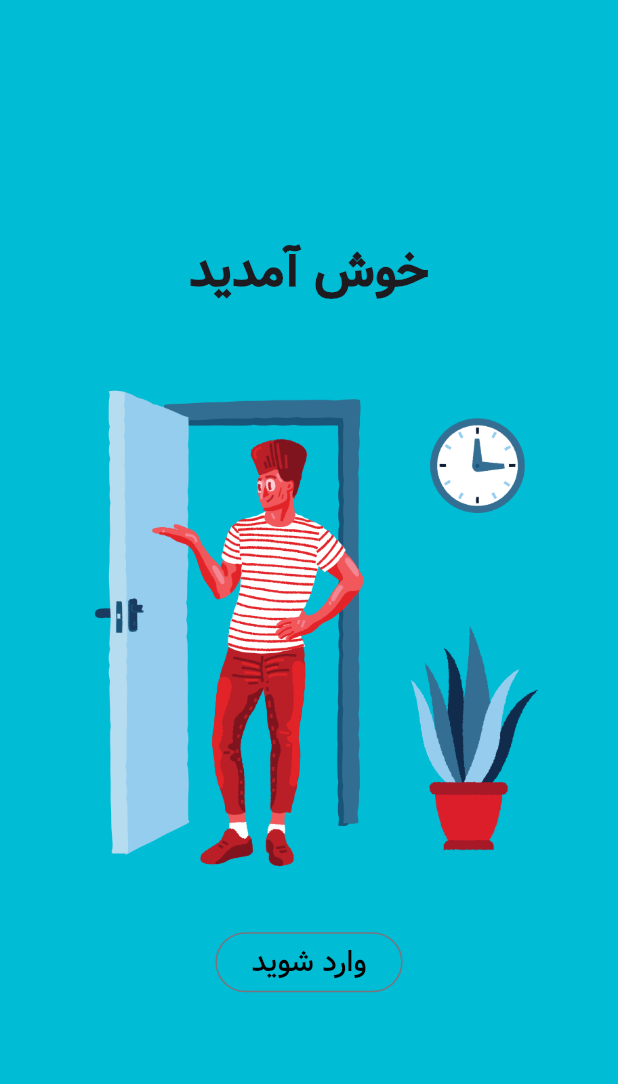
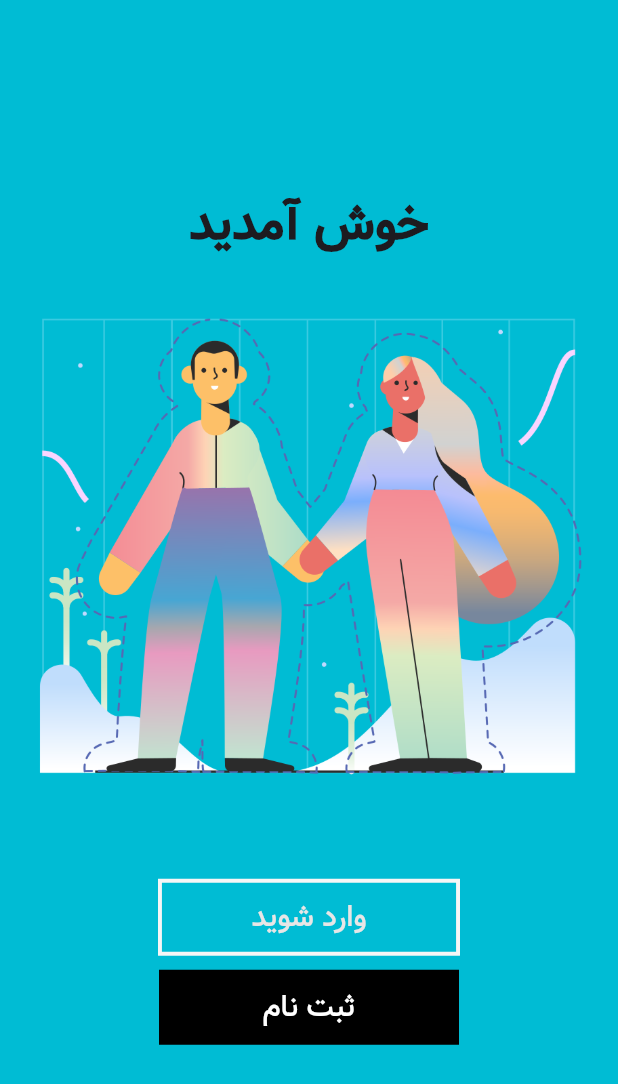
Before and after one commit to mahdiramezanii/signal-vip, a Flutter app: the screen it shows after launch, on a phone screen of 412 x 824 dp. Shown: the top 1084 px of the screen. Run offline on Flutter 3.47's test engine with Material 3 defaults, Android fonts, the phone set to English and light mode, and no system bars.

Commit message:
add button to Welcom page

```diff
--- a/lib/main.dart
+++ b/lib/main.dart
@@ -29,19 +29,39 @@
                 style: TextStyle(fontSize: 33, fontWeight: FontWeight.w900),
               ),
               Image(
-                image: AssetImage("assets/w.png"),
+                image: AssetImage("assets/welcome.png"),
               ),
               OutlinedButton(
+                style: OutlinedButton.styleFrom(
+                  side: BorderSide(
+                      color: const Color.fromARGB(255, 246, 246, 246),
+                      width: 1.3),
+                  minimumSize: Size(200, 50),
+                  shape: BeveledRectangleBorder(),
+                ),
                 onPressed: () {
-                  Navigator.of(context).push(
-                    MaterialPageRoute(builder: (BuildContext context){
-                      return HomeScrean();
-                    })
-                  );
+                  Navigator.of(context)
+                      .push(MaterialPageRoute(builder: (BuildContext context) {
+                    return HomeScrean();
+                  }));
                 },
                 child: Text(
                   "وارد شوید",
-                  style: TextStyle(color: Colors.black, fontSize: 20),
+                  style: TextStyle(
+                      color: const Color.fromARGB(255, 231, 230, 230),
+                      fontSize: 20),
+                ),
+              ),
+              SizedBox(height: 10),
+              TextButton(
+                style: TextButton.styleFrom(
+                    backgroundColor: Colors.black,
+                    shape: BeveledRectangleBorder(),
+                    minimumSize: Size(200, 50)),
+                onPressed: () {},
+                child: Text(
+                  "ثبت نام",
+                  style: TextStyle(color: Colors.white, fontSize: 20.0),
                 ),
               )
             ],
```
Also changed, not shown: assets/welcome.png (added).
